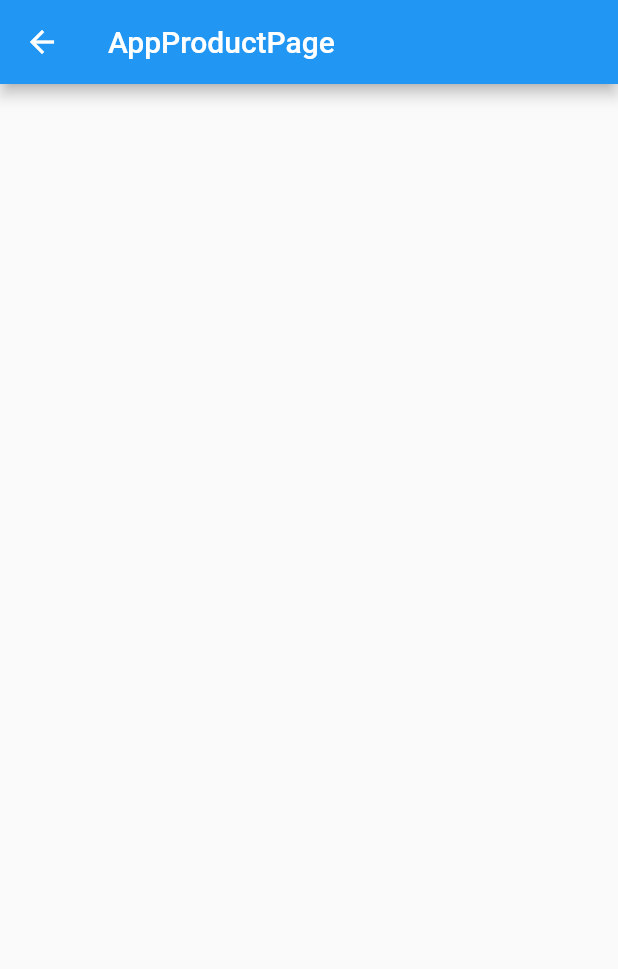
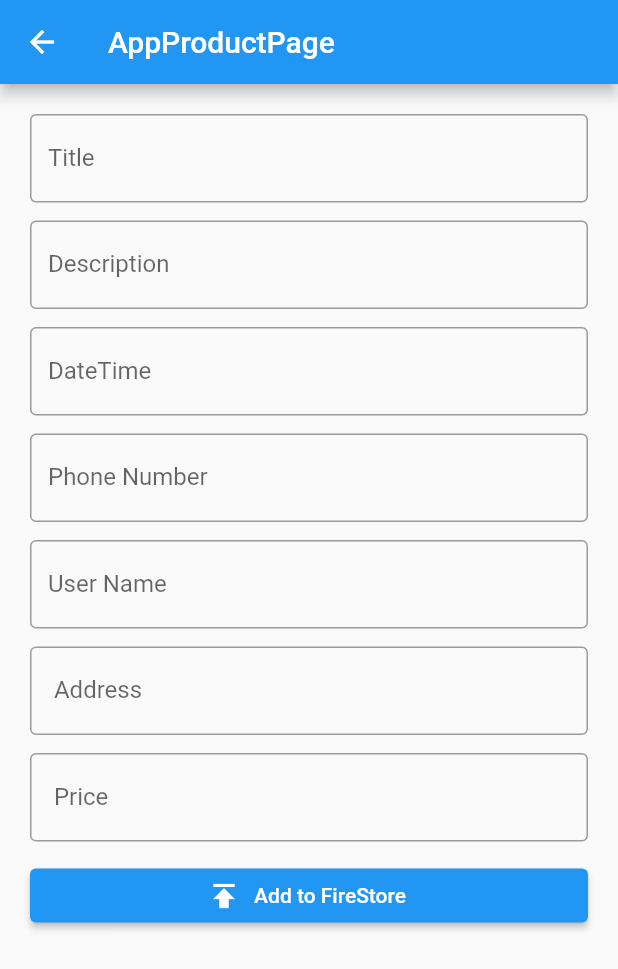
Before and after one commit to babayar4715/jarnama_app, a Flutter app: the AppProductPage screen opened directly, on a phone screen of 412 x 824 dp. Shown: the top 969 px of the screen. Run offline on Flutter 3.47's test engine with Material 2 defaults, Android fonts, the phone set to English and light mode, and no system bars; our stand-ins replace firebase_core; accounts and stored records are empty.

Commit message:
add product page

```diff
--- a/lib/app_product/page/app_product_page.dart
+++ b/lib/app_product/page/app_product_page.dart
@@ -1,14 +1,105 @@
+import 'package:flutter/cupertino.dart';
 import 'package:flutter/material.dart';
+
+import '../../components/custom_text_field.dart';
 
 class AppProductPage extends StatelessWidget {
   const AppProductPage({Key? key}) : super(key: key);
 
   @override
   Widget build(BuildContext context) {
+    final title = TextEditingController();
+    final desc = TextEditingController();
+    final dateTime = TextEditingController();
+    final phone = TextEditingController();
+    final userName = TextEditingController();
+    final address = TextEditingController();
+    final price = TextEditingController();
+
     return Scaffold(
       appBar: AppBar(
         title: const Text('AppProductPage'),
       ),
+      body: ListView(
+        padding: const EdgeInsets.all(20),
+        children: [
+          CustomTextField(
+            controller: title,
+            hintText: "Title",
+          ),
+          const SizedBox(
+            height: 12,
+          ),
+          CustomTextField(
+            controller: desc,
+            hintText: "Description",
+          ),
+          const SizedBox(
+            height: 12,
+          ),
+          CustomTextField(
+            controller: dateTime,
+            hintText: "DateTime",
+            focusNode: FocusNode(),
+            onTap: () async {
+              showCupertinoModalPopup(
+                  context: context,
+                  builder: (BuildContext builder) {
+                    return Container(
+                      height:
+                          MediaQuery.of(context).copyWith().size.height * 0.25,
+                      color: Colors.white,
+                      child: CupertinoDatePicker(
+                        mode: CupertinoDatePickerMode.date,
+                        onDateTimeChanged: (value) {
+                          dateTime.text = value.toString();
+                        },
+                        initialDateTime: DateTime.now(),
+                        minimumYear: 2000,
+                        maximumYear: 2100,
+                      ),
+                    );
+                  });
+            },
+          ),
+          const SizedBox(
+            height: 12,
+          ),
+          CustomTextField(
+            controller: phone,
+            hintText: "Phone Number",
+          ),
+          const SizedBox(
+            height: 12,
+          ),
+          CustomTextField(
+            controller: userName,
+            hintText: "User Name ",
+          ),
+          const SizedBox(
+            height: 12,
+          ),
+          CustomTextField(
+            controller: address,
+            hintText: " Address ",
+          ),
+          const SizedBox(
+            height: 12,
+          ),
+          CustomTextField(
+            controller: price,
+            hintText: " Price ",
+          ),
+          const SizedBox(
+            height: 12,
+          ),
+          ElevatedButton.icon(
+            onPressed: () {},
+            icon: const Icon(Icons.publish),
+            label: const Text('Add to FireStore'),
+          ),
+        ],
+      ),
     );
   }
 }
--- /dev/null
+++ b/lib/components/custom_text_field.dart
@@ -0,0 +1,36 @@
+import 'package:flutter/material.dart';
+
+class CustomTextField extends StatelessWidget {
+  const CustomTextField({
+    super.key,
+    this.hintText,
+    this.controller,
+    this.prefixIcon,
+    this.suffixIcon,
+    this.onTap,
+    this.maxLines,
+    this.focusNode,
+  });
+  final String? hintText;
+  final TextEditingController? controller;
+  final void Function()? onTap;
+  final int? maxLines;
+  final Widget? prefixIcon;
+  final Widget? suffixIcon;
+  final FocusNode? focusNode;
+
+  @override
+  Widget build(BuildContext context) {
+    return TextFormField(
+      onTap: onTap,
+      maxLines: maxLines,
+      focusNode: focusNode,
+      decoration: InputDecoration(
+        prefixIcon: prefixIcon,
+        suffixIcon: suffixIcon,
+        label: Text(hintText ?? ''),
+        border: const OutlineInputBorder(),
+      ),
+    );
+  }
+}
--- /dev/null
+++ b/lib/model/product_model.dart
@@ -0,0 +1,56 @@
+// ignore_for_file: public_member_api_docs, sort_constructors_first
+import 'dart:convert';
+
+class Product {
+  Product({
+    this.images,
+    required this.title,
+    required this.description,
+    required this.dataTime,
+    required this.phoneNumber,
+    required this.userName,
+    required this.address,
+    this.prices,
+  });
+  final List<String>? images;
+  final String title;
+  final String description;
+  final String dataTime;
+  final String phoneNumber;
+  final String userName;
+  final String address;
+  final String? prices;
+
+  Map<String, dynamic> toMap() {
+    return <String, dynamic>{
+      'images': images,
+      'title': title,
+      'description': description,
+      'dataTime': dataTime,
+      'phoneNumber': phoneNumber,
+      'userName': userName,
+      'address': address,
+      'prices': prices,
+    };
+  }
+
+  factory Product.fromMap(Map<String, dynamic> map) {
+    return Product(
+      images: map['images'] != null
+          ? List<String>.from((map['images'] as List<String>))
+          : null,
+      title: map['title'] as String,
+      description: map['description'] as String,
+      dataTime: map['dataTime'] as String,
+      phoneNumber: map['phoneNumber'] as String,
+      userName: map['userName'] as String,
+      address: map['address'] as String,
+      prices: map['prices'] != null ? map['prices'] as String : null,
+    );
+  }
+
+  String toJson() => json.encode(toMap());
+
+  factory Product.fromJson(String source) =>
+      Product.fromMap(json.decode(source) as Map<String, dynamic>);
+}
```
